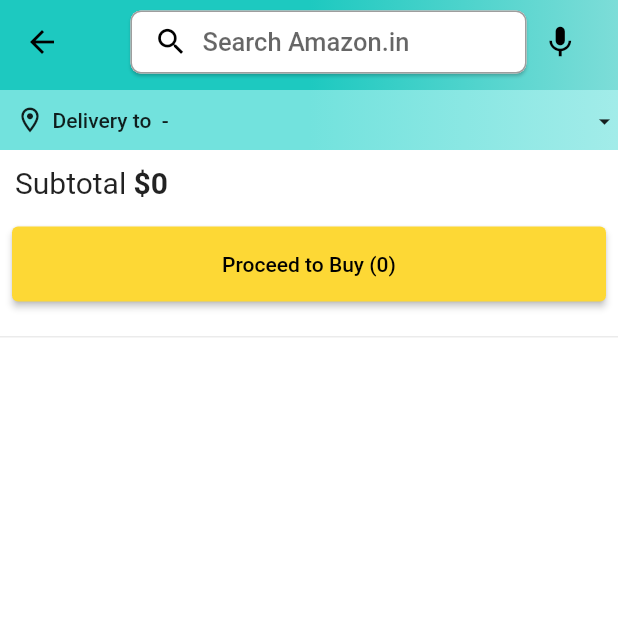
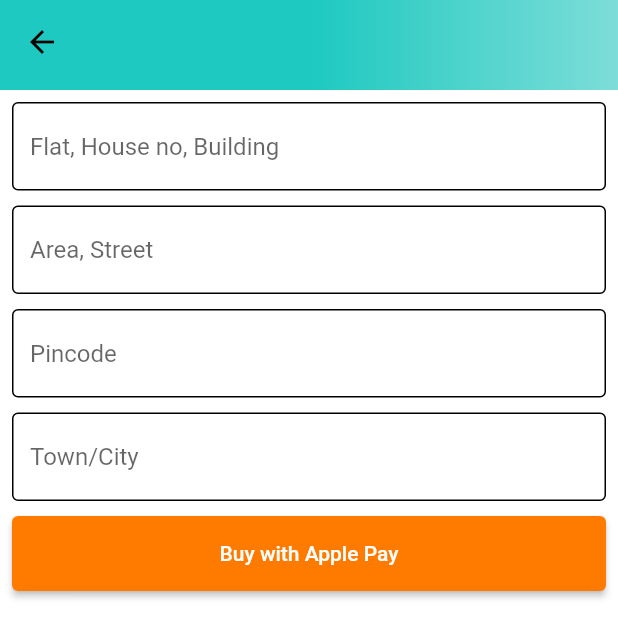
Before and after one commit to JeffersonJefferson-pixel/flutter-amazon-clone, a Flutter app: the CartScreen screen opened directly, after a tap on an icon or button, on a phone screen of 412 x 824 dp. Shown: the top 638 px of the screen. Run offline on Flutter 3.47's test engine with Material 2 defaults, Android fonts, the phone set to English and light mode, and no system bars; our stand-ins replace badges, carousel_slider, dotted_border, file_picker, flutter_dotenv, flutter_rating_bar and 1 more; missing offline and left inert: cloudinary_public; accounts and stored records are empty.

Commit message:
add address screen

```diff
--- /dev/null
+++ b/lib/features/address/screens/address_screen.dart
@@ -0,0 +1,128 @@
+import 'package:amazon_clone/common/widgets/custom_button.dart';
+import 'package:amazon_clone/common/widgets/custom_textfield.dart';
+import 'package:amazon_clone/constants/global_variables.dart';
+import 'package:amazon_clone/providers/user_provider.dart';
+import 'package:flutter/material.dart';
+import 'package:provider/provider.dart';
+
+class AddressScreen extends StatefulWidget {
+  static const String routeName = '/address';
+  const AddressScreen({super.key});
+
+  @override
+  State<AddressScreen> createState() => _AddressScreenState();
+}
+
+class _AddressScreenState extends State<AddressScreen> {
+  final TextEditingController flatBuildingController = TextEditingController();
+  final TextEditingController areaController = TextEditingController();
+  final TextEditingController pincodeController = TextEditingController();
+  final TextEditingController cityController = TextEditingController();
+  final _adddressFormKey = GlobalKey<FormState>();
+
+  @override
+  void dispose() {
+    super.dispose();
+    flatBuildingController.dispose();
+    areaController.dispose();
+    pincodeController.dispose();
+    cityController.dispose();
+  }
+
+  @override
+  Widget build(BuildContext context) {
+    var addresss = context.watch<UserProvider>().user.address;
+
+    return Scaffold(
+      appBar: PreferredSize(
+        preferredSize: const Size.fromHeight(60),
+        child: AppBar(
+          flexibleSpace: Container(
+            decoration: const BoxDecoration(
+              gradient: GlobalVariables.appBarGradient,
+            ),
+          ),
+        ),
+      ),
+      body: SingleChildScrollView(
+        child: Padding(
+          padding: const EdgeInsets.all(8.0),
+          child: Column(
+            children: [
+              if (addresss.isNotEmpty)
+                Column(
+                  children: [
+                    Container(
+                      width: double.infinity,
+                      decoration: BoxDecoration(
+                        border: Border.all(
+                          color: Colors.black12,
+                        ),
+                      ),
+                      child: Padding(
+                        padding: const EdgeInsets.all(8.0),
+                        child: Text(
+                          addresss,
+                          style: const TextStyle(
+                            fontSize: 18,
+                          ),
+                        ),
+                      ),
+                    ),
+                    const SizedBox(
+                      height: 20,
+                    ),
+                    const Text(
+                      'OR',
+                      style: TextStyle(
+                        fontSize: 18,
+                      ),
+                    ),
+                    const SizedBox(
+                      height: 20,
+                    ),
+                  ],
+                ),
+              Form(
+                key: _adddressFormKey,
+                child: Column(
+                  children: [
+                    CustomTextField(
+                      controller: flatBuildingController,
+                      hintText: 'Flat, House no, Building',
+                    ),
+                    const SizedBox(
+                      height: 10,
+                    ),
+                    CustomTextField(
+                      controller: areaController,
+                      hintText: 'Area, Street',
+                    ),
+                    const SizedBox(
+                      height: 10,
+                    ),
+                    CustomTextField(
+                      controller: pincodeController,
+                      hintText: 'Pincode',
+                    ),
+                    const SizedBox(
+                      height: 10,
+                    ),
+                    CustomTextField(
+                      controller: cityController,
+                      hintText: 'Town/City',
+                    ),
+                    const SizedBox(
+                      height: 10,
+                    ),
+                    CustomButton(text: 'Buy with Apple Pay', onTap: () {})
+                  ],
+                ),
+              ),
+            ],
+          ),
+        ),
+      ),
+    );
+  }
+}
--- a/lib/features/cart/screens/cart_screen.dart
+++ b/lib/features/cart/screens/cart_screen.dart
@@ -1,5 +1,6 @@
 import 'package:amazon_clone/common/widgets/custom_button.dart';
 import 'package:amazon_clone/constants/global_variables.dart';
+import 'package:amazon_clone/features/address/screens/address_screen.dart';
 import 'package:amazon_clone/features/cart/widgets/cart_product.dart';
 import 'package:amazon_clone/features/cart/widgets/cart_subtotal.dart';
 import 'package:amazon_clone/features/home/widgets/address_box.dart';
@@ -18,6 +19,10 @@ class CartScreen extends StatefulWidget {
 class _CartScreenState extends State<CartScreen> {
   void navigateToSearchScreen(String query) {
     Navigator.pushNamed(context, SearchScreen.routeName, arguments: query);
+  }
+
+  void navigateToAddress() {
+    Navigator.pushNamed(context, AddressScreen.routeName);
   }
 
   @override
@@ -106,7 +111,7 @@ class _CartScreenState extends State<CartScreen> {
               padding: const EdgeInsets.all(8.0),
               child: CustomButton(
                   text: 'Proceed to Buy (${user.cart.length})',
-                  onTap: () {},
+                  onTap: navigateToAddress,
                   color: Colors.yellow[600]),
             ),
             const SizedBox(
--- a/lib/router.dart
+++ b/lib/router.dart
@@ -1,4 +1,5 @@
 import 'package:amazon_clone/common/widgets/bottom_bar.dart';
+import 'package:amazon_clone/features/address/screens/address_screen.dart';
 import 'package:amazon_clone/features/admin/screens/add_product_screen.dart';
 import 'package:amazon_clone/features/auth/screens/auth_screen.dart';
 import 'package:amazon_clone/features/home/screens/category_deals_screen.dart';
@@ -54,6 +55,9 @@ Route<dynamic> generateRoute(RouteSettings routeSettings) {
           product: product,
         ),
       );
+    case AddressScreen.routeName:
+      return MaterialPageRoute(
+          settings: routeSettings, builder: (_) => const AddressScreen());
     default:
       return MaterialPageRoute(
         settings: routeSettings,
```
